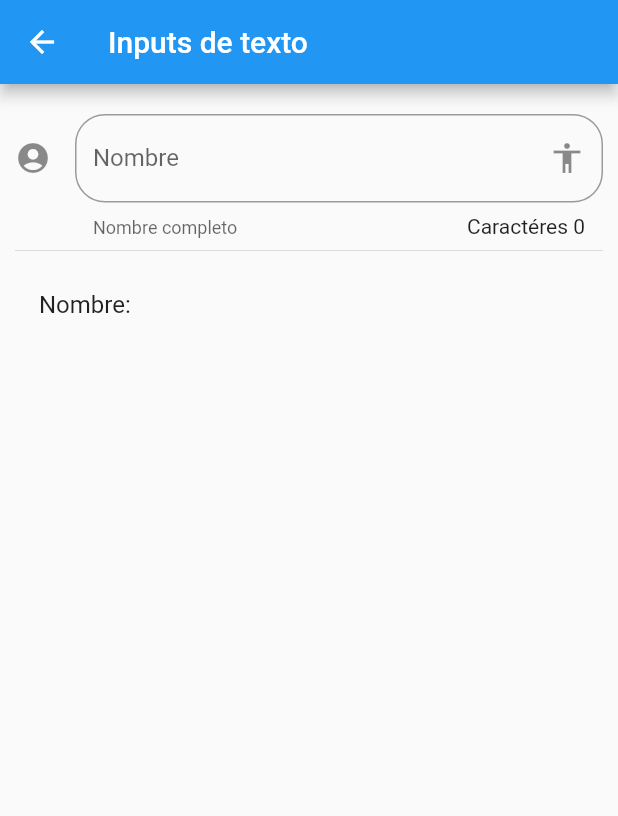
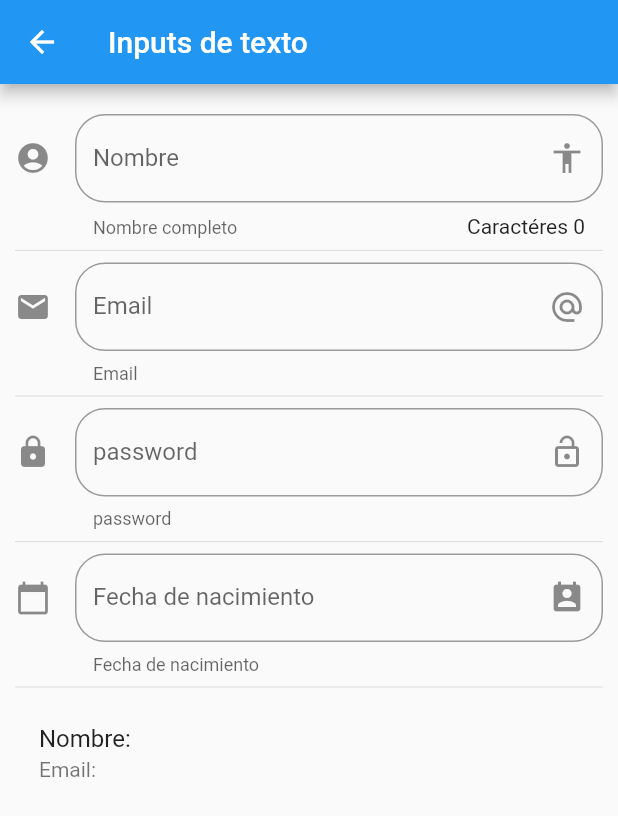
Before and after one commit to CristianX/flutter-componentes, a Flutter app: the InputPage screen opened by its route, on a phone screen of 412 x 824 dp. Shown: the top 816 px of the screen. Run offline on Flutter 3.47's test engine with Material 2 defaults, Android fonts, the phone set to English and light mode, and no system bars.

Commit message:
Implementando DatePicket en la vista de inputpage.dart

```diff
--- a/lib/src/pages/input_page.dart
+++ b/lib/src/pages/input_page.dart
@@ -8,6 +8,12 @@ class InputPage extends StatefulWidget {
 class _InputPageState extends State<InputPage> {
 
   String _nombre = '';
+  String _email = '';
+  String _fecha = '';
+
+
+// Para poder poner la fecha en el campo de fecha
+  TextEditingController _inputFieldDateController = new TextEditingController();
 
   @override
   Widget build(BuildContext context) {
@@ -20,7 +26,13 @@ class _InputPageState extends State<InputPage> {
         children: <Widget>[
           _crearInput(),
           Divider(),
-          _crearPersona()
+          _crearEmail(),
+          Divider(),
+          _crearPassword(),
+          Divider(),
+          _crearFecha( context ),
+          Divider(),
+          _crearPersona(),
         ],
       ),
     );
@@ -61,7 +73,115 @@ class _InputPageState extends State<InputPage> {
 
     return ListTile(
       title: Text('Nombre: $_nombre'),
+      subtitle: Text('Email: $_email'),
     );
 
   }
+
+  Widget _crearEmail() {
+
+    return TextField(
+
+      // Estableciendo campo de email
+      keyboardType: TextInputType.emailAddress,
+      decoration: InputDecoration(
+        hintText: 'Email',
+        labelText: 'Email',
+        helperText: 'Email',
+        suffixIcon: Icon(Icons.alternate_email),
+        icon: Icon(Icons.email),
+        // Bordes del contenedor
+        border: OutlineInputBorder(
+          borderRadius: BorderRadius.circular(20.0)
+         ),
+      ),
+      // Capturando valor de la caja de texto
+      onChanged: (valor) => setState(() {
+          _email = valor;
+        })
+
+
+    );
+
+  }
+
+  Widget _crearPassword() {
+
+     return TextField(
+
+      // Para no poder ver los caracteres
+      obscureText: true,
+      decoration: InputDecoration(
+        hintText: 'password',
+        labelText: 'password',
+        helperText: 'password',
+        suffixIcon: Icon(Icons.lock_open),
+        icon: Icon(Icons.lock),
+        // Bordes del contenedor
+        border: OutlineInputBorder(
+          borderRadius: BorderRadius.circular(20.0)
+         ),
+      ),
+      // Capturando valor de la caja de texto
+      onChanged: (valor) => setState(() {
+          _email = valor;
+        })
+
+
+    );
+
+  }
+
+  Widget _crearFecha( BuildContext context ) {
+    return TextField(
+
+      enableInteractiveSelection: false,
+      // Controldor para poner la fecha en el campo de texto fecha
+      controller: _inputFieldDateController,
+      decoration: InputDecoration(
+        hintText: 'Fecha de nacimiento',
+        labelText: 'Fecha de nacimiento',
+        helperText: 'Fecha de nacimiento',
+        suffixIcon: Icon(Icons.perm_contact_calendar),
+        icon: Icon(Icons.calendar_today),
+        // Bordes del contenedor
+        border: OutlineInputBorder(
+          borderRadius: BorderRadius.circular(20.0)
+         ),
+      ),
+      // Capturando valor de la caja de texto
+      onTap: (){
+
+        // Quitar el foco de la caja de texto
+        FocusScope.of(context).requestFocus( new FocusNode() );
+        _selectDate( context );
+
+      },
+
+
+    );
+
+  }
+
+  // Para seleccionar fecha
+  _selectDate(BuildContext context) async {
+
+    DateTime picked = await showDatePicker(
+      context: context,
+      initialDate: new DateTime.now(),
+      firstDate: new DateTime(2018),
+      lastDate: new DateTime(2025)
+    );
+
+    // Al seleccionar la fecha
+    if( picked != null ) {
+      setState(() {
+        _fecha = picked.toString();
+
+        // Llenando caja de texto
+        _inputFieldDateController.text = _fecha;
+      });
+    }
+
+  }
 }
```
